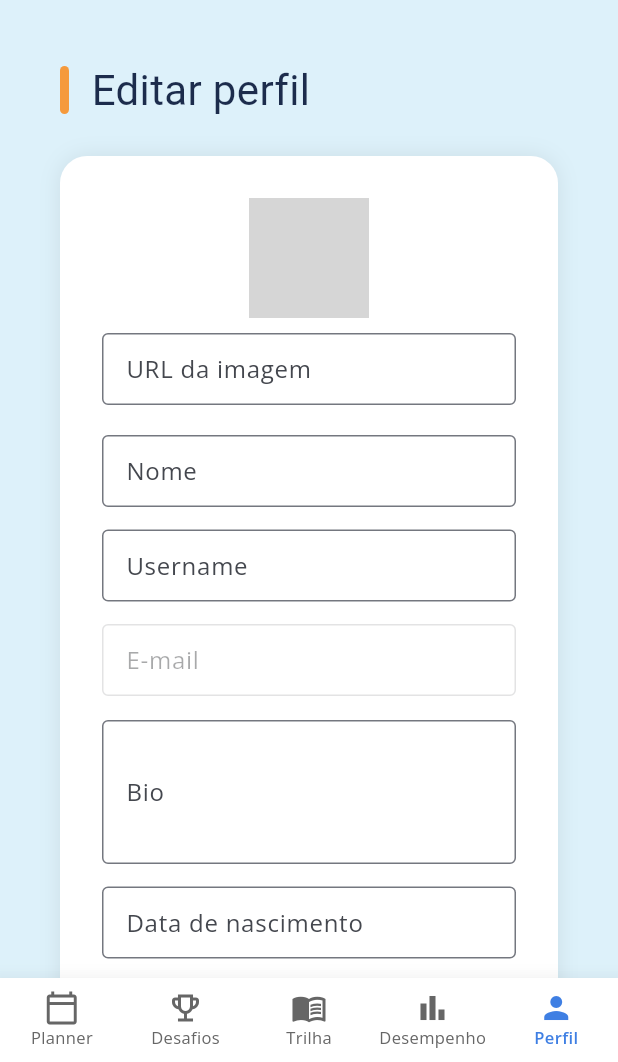
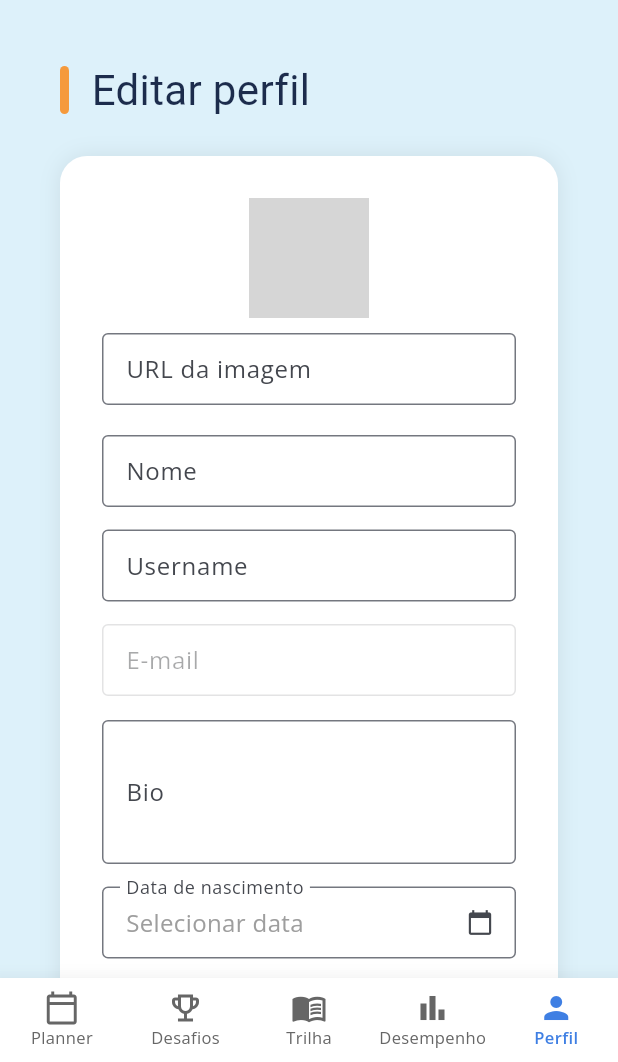
Before and after one commit to vitoraugusto1079/Mindly-app-mobile, a Flutter app: the EditProfilePage screen opened by its route, on a phone screen of 412 x 824 dp, the part 174-1236 px from its top. Run offline on Flutter 3.47's test engine with Material 3 defaults, Android fonts, the phone set to English and light mode, and no system bars; drawn by our look-alikes of cached_network_image; our stand-ins replace flutter_tts, go_router, google_fonts, supabase_flutter; accounts and stored records are empty; network calls fail; Roboto replaces fonts that are missing (Capriola); grey boxes are pictures that could not be loaded.

Commit message:
fix: replace birth date text field with date picker to prevent PostgreSQL format errors
Replaces free-text birth date input with showDatePicker, ensuring the value
is always saved as yyyy-MM-dd. Adds _DatePickerField widget for both mobile
and desktop layouts.

Co-Authored-By: Claude Sonnet 4.6 <noreply@anthropic.com>

```diff
--- a/lib/pages/edit_profile/edit_profile_page.dart
+++ b/lib/pages/edit_profile/edit_profile_page.dart
@@ -19,7 +19,7 @@ class _EditProfilePageState extends State<EditProfilePage> {
   late TextEditingController _usernameCtrl;
   late TextEditingController _photoCtrl;
   late TextEditingController _bioCtrl;
-  late TextEditingController _birthCtrl;
+  DateTime? _birthDate;
   bool _saving = false;
   String _error = '';
 
@@ -31,7 +31,12 @@ class _EditProfilePageState extends State<EditProfilePage> {
     _usernameCtrl = TextEditingController(text: user?.username ?? '');
     _photoCtrl = TextEditingController(text: user?.photo ?? '');
     _bioCtrl = TextEditingController(text: user?.bio ?? '');
-    _birthCtrl = TextEditingController(text: user?.birth ?? '');
+    // Carrega a data salva no perfil (formato yyyy-MM-dd)
+    if (user?.birth != null && user!.birth!.isNotEmpty) {
+      try {
+        _birthDate = DateTime.parse(user.birth!);
+      } catch (_) {}
+    }
   }
 
   @override
@@ -40,8 +45,20 @@ class _EditProfilePageState extends State<EditProfilePage> {
     _usernameCtrl.dispose();
     _photoCtrl.dispose();
     _bioCtrl.dispose();
-    _birthCtrl.dispose();
     super.dispose();
+  }
+
+  Future<void> _pickDate() async {
+    final picked = await showDatePicker(
+      context: context,
+      initialDate: _birthDate ?? DateTime(2000),
+      firstDate: DateTime(1920),
+      lastDate: DateTime.now(),
+      helpText: 'Data de nascimento',
+      cancelText: 'Cancelar',
+      confirmText: 'Confirmar',
+    );
+    if (picked != null) setState(() => _birthDate = picked);
   }
 
   Future<void> _handleSave() async {
@@ -55,7 +72,9 @@ class _EditProfilePageState extends State<EditProfilePage> {
         'username': _usernameCtrl.text,
         'photo': _photoCtrl.text.isNotEmpty ? _photoCtrl.text : null,
         'bio': _bioCtrl.text,
-        'birth': _birthCtrl.text.isNotEmpty ? _birthCtrl.text : null,
+        'birth': _birthDate != null
+            ? '${_birthDate!.year}-${_birthDate!.month.toString().padLeft(2, '0')}-${_birthDate!.day.toString().padLeft(2, '0')}'
+            : null,
       });
       if (mounted) context.go('/perfil');
     } catch (e) {
@@ -142,8 +161,8 @@ class _EditProfilePageState extends State<EditProfilePage> {
                       const SizedBox(height: 16),
                       _Field(label: 'Bio', controller: _bioCtrl, maxLines: 3,
                           hint: 'Fale um pouco sobre você...'),
-                      _Field(label: 'Data de nascimento', controller: _birthCtrl,
-                          hint: 'yyyy-MM-dd'),
+                      _DatePickerField(
+                          birthDate: _birthDate, onTap: _pickDate),
                       const SizedBox(height: 20),
                       Row(
                         children: [
@@ -238,10 +257,8 @@ class _EditProfilePageState extends State<EditProfilePage> {
                           controller: _bioCtrl,
                           maxLines: 3,
                           hint: 'Fale um pouco sobre você...'),
-                      _Field(
-                          label: 'Data de nascimento',
-                          controller: _birthCtrl,
-                          hint: 'yyyy-MM-dd'),
+                      _DatePickerField(
+                          birthDate: _birthDate, onTap: _pickDate),
                       const SizedBox(height: 20),
 
                       Row(
@@ -274,6 +291,40 @@ class _EditProfilePageState extends State<EditProfilePage> {
   }
 }
 
+class _DatePickerField extends StatelessWidget {
+  final DateTime? birthDate;
+  final VoidCallback onTap;
+  const _DatePickerField({required this.birthDate, required this.onTap});
+
+  @override
+  Widget build(BuildContext context) {
+    final label = birthDate != null
+        ? '${birthDate!.day.toString().padLeft(2, '0')}/${birthDate!.month.toString().padLeft(2, '0')}/${birthDate!.year}'
+        : 'Selecionar data';
+    return Padding(
+      padding: const EdgeInsets.only(bottom: 15),
+      child: InkWell(
+        onTap: onTap,
+        borderRadius: BorderRadius.circular(4),
+        child: InputDecorator(
+          decoration: const InputDecoration(
+            labelText: 'Data de nascimento',
+            border: OutlineInputBorder(),
+            suffixIcon: Icon(Icons.calendar_today, size: 18),
+          ),
+          child: Text(
+            label,
+            style: TextStyle(
+              fontSize: 16,
+              color: birthDate != null ? Colors.black87 : Colors.grey,
+            ),
+          ),
+        ),
+      ),
+    );
+  }
+}
+
 class _Field extends StatelessWidget {
   final String label;
   final TextEditingController controller;
```
